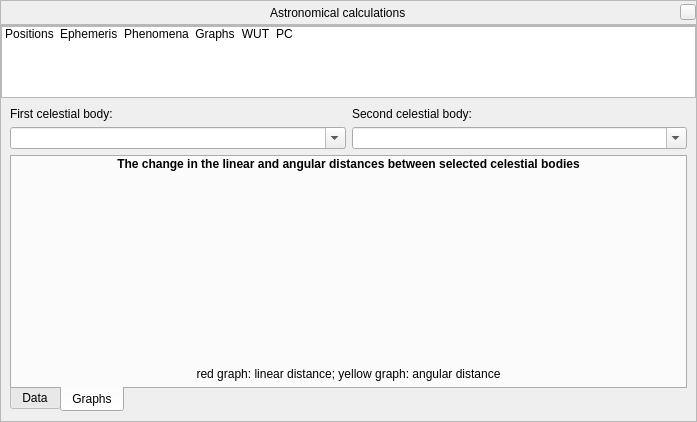
This is src/gui/astroCalcDialog.ui in 519984307/stellarium_src as Qt 5 draws it before an edit. The edited form follows.
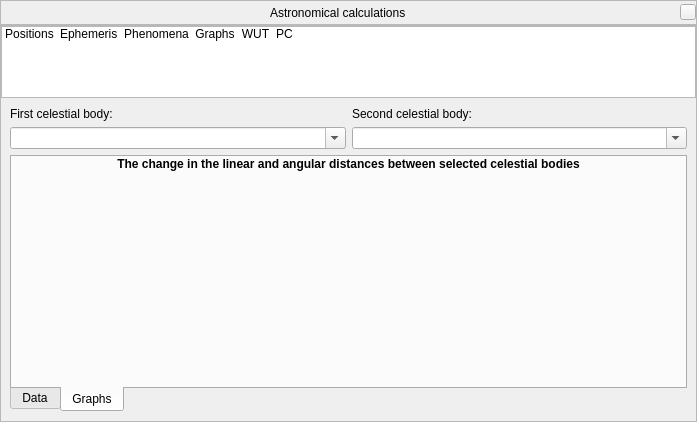
This is the edited form. The open tabs and pages were chosen to show the change. Icons and pictures are not drawn. Custom widgets are drawn as their Qt base class.

Commit message: Updated AstroCalc/PC tool: simplification and colorification for graphs

The edit to the form file:
```diff
--- a/src/gui/astroCalcDialog.ui
+++ b/src/gui/astroCalcDialog.ui
@@ -1855,28 +1855,6 @@
                 </property>
                </widget>
               </item>
-              <item row="3" column="0">
-               <widget class="QLabel" name="pcDistanceGraphLegend">
-                <property name="minimumSize">
-                 <size>
-                  <width>0</width>
-                  <height>25</height>
-                 </size>
-                </property>
-                <property name="maximumSize">
-                 <size>
-                  <width>16777215</width>
-                  <height>25</height>
-                 </size>
-                </property>
-                <property name="text">
-                 <string>red graph: linear distance; yellow graph: angular distance</string>
-                </property>
-                <property name="alignment">
-                 <set>Qt::AlignCenter</set>
-                </property>
-               </widget>
-              </item>
              </layout>
             </widget>
            </widget>
```
The commit also changes 1 other file.
